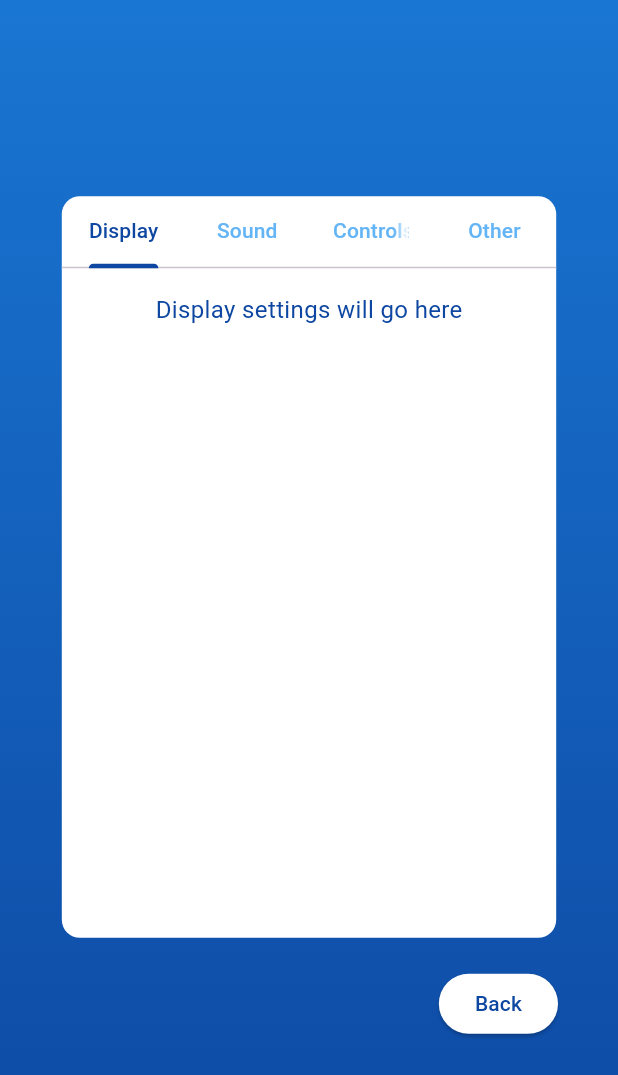
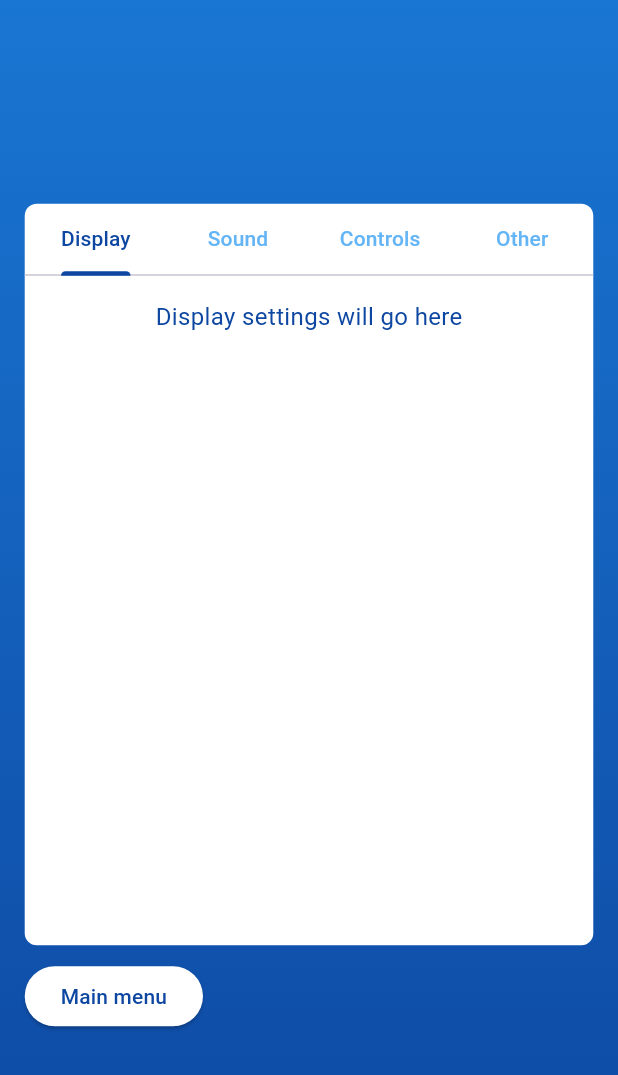
Before and after one commit to danieltrundlewtut/chockablock, a Flutter app: the screen it shows after launch, after a tap on "Options", on a phone screen of 412 x 824 dp. Shown: the top 1075 px of the screen. Run offline on Flutter 3.47's test engine with Material 3 defaults, Android fonts, the light colour scheme and no system bars.

Commit message:
Mostly small tweaks

```diff
--- a/lib/screens/menu/main_menu_screen.dart
+++ b/lib/screens/menu/main_menu_screen.dart
@@ -14,12 +14,13 @@ class _MainMenuScreenState extends State<MainMenuScreen> with SingleTickerProvid
   late Animation<Offset> _slideAnimation;
   Widget? _slidingContent;
   bool _isMenuVisible = true;
+  bool _slidingFromRight = false;
 
   @override
   void initState() {
     super.initState();
     _slideController = AnimationController(
-      duration: const Duration(milliseconds: 150),
+      duration: const Duration(milliseconds: 300),
       vsync: this,
     );
     _slideAnimation = Tween<Offset>(
@@ -31,10 +32,45 @@ class _MainMenuScreenState extends State<MainMenuScreen> with SingleTickerProvid
     ));
   }
 
-  @override
-  void dispose() {
-    _slideController.dispose();
-    super.dispose();
+  void _slideInOptions(Widget content) {
+    setState(() {
+      _slidingContent = content;
+      _slidingFromRight = false;
+      _slideAnimation = Tween<Offset>(
+        begin: const Offset(0, 0),
+        end: const Offset(-1.0, 0),
+      ).animate(CurvedAnimation(
+        parent: _slideController,
+        curve: Curves.easeInOut,
+      ));
+      _isMenuVisible = false;
+    });
+    _slideController.forward();
+  }
+
+  void _slideInHelp(Widget content) {
+    setState(() {
+      _slidingContent = content;
+      _slidingFromRight = true;
+      _slideAnimation = Tween<Offset>(
+        begin: const Offset(0, 0),
+        end: const Offset(1.0, 0),
+      ).animate(CurvedAnimation(
+        parent: _slideController,
+        curve: Curves.easeInOut,
+      ));
+      _isMenuVisible = false;
+    });
+    _slideController.forward();
+  }
+
+  void _returnToMainMenu() {
+    _slideController.reverse().then((_) {
+      setState(() {
+        _isMenuVisible = true;
+        _slidingContent = null;
+      });
+    });
   }
 
   void _showExitConfirmationDialog(BuildContext context) {
@@ -67,43 +103,13 @@ class _MainMenuScreenState extends State<MainMenuScreen> with SingleTickerProvid
     );
   }
 
-  void _slideToNewContent(Widget content, bool slideLeft) {
-    setState(() {
-      _slidingContent = content;
-      _slideAnimation = Tween<Offset>(
-        begin: const Offset(0, 0),
-        end: Offset(slideLeft ? -1.0 : 1.0, 0),
-      ).animate(CurvedAnimation(
-        parent: _slideController,
-        curve: Curves.easeInOut,
-      ));
-      _isMenuVisible = false;
-    });
-    _slideController.forward();
-  }
-
-  void _returnToMainMenu() {
-    _slideController.reverse().then((_) {
-      setState(() {
-        _isMenuVisible = true;
-        _slidingContent = null;
-      });
-    });
-  }
-
   List<Widget> _buildMenuButtons(double buttonHeight, BuildContext context) {
     final List<String> buttonTitles = ['Quick game', 'Setup game', 'Options', 'Help', 'Close'];
     final List<VoidCallback> actions = [
           () {}, // Quick game action
           () {}, // Setup game action
-          () => _slideToNewContent(
-        OptionsMenu(onBack: _returnToMainMenu),
-        true,
-      ),
-          () => _slideToNewContent(
-        HelpMenu(onBack: _returnToMainMenu),
-        false,
-      ),
+          () => _slideInOptions(OptionsMenu(onBack: _returnToMainMenu)),
+          () => _slideInHelp(HelpMenu(onBack: _returnToMainMenu)),
           () => _showExitConfirmationDialog(context),
     ];
 
@@ -188,7 +194,7 @@ class _MainMenuScreenState extends State<MainMenuScreen> with SingleTickerProvid
           if (!_isMenuVisible && _slidingContent != null)
             SlideTransition(
               position: Tween<Offset>(
-                begin: Offset(_slideAnimation.value.dx < 0 ? 1.0 : -1.0, 0),
+                begin: Offset(_slidingFromRight ? 1.0 : -1.0, 0),
                 end: const Offset(0, 0),
               ).animate(_slideController),
               child: _slidingContent!,
--- a/lib/screens/menu/options_menu.dart
+++ b/lib/screens/menu/options_menu.dart
@@ -22,16 +22,17 @@ class _OptionsMenuState extends State<OptionsMenu> {
 
   @override
   Widget build(BuildContext context) {
-    return Center(
+    return Padding(
+      padding: EdgeInsets.symmetric(horizontal: MediaQuery.of(context).size.width * 0.04),
       child: Column(
         mainAxisAlignment: MainAxisAlignment.center,
         children: [
           Container(
-            width: MediaQuery.of(context).size.width * 0.8,
+            width: double.infinity,
             height: MediaQuery.of(context).size.height * 0.6,
             decoration: BoxDecoration(
               color: Colors.white,
-              borderRadius: BorderRadius.circular(12),
+              borderRadius: BorderRadius.circular(8),
             ),
             child: Column(
               children: [
@@ -66,19 +67,16 @@ class _OptionsMenuState extends State<OptionsMenu> {
               ],
             ),
           ),
-          const SizedBox(height: 20),
+          const SizedBox(height: 10),
           Align(
-            alignment: Alignment.bottomRight,
-            child: Padding(
-              padding: const EdgeInsets.only(right: 40),
-              child: ElevatedButton(
-                onPressed: widget.onBack,
-                style: ElevatedButton.styleFrom(
-                  backgroundColor: Colors.white,
-                  foregroundColor: Colors.blue.shade900,
-                ),
-                child: const Text('Back'),
+            alignment: Alignment.centerLeft,
+            child: ElevatedButton(
+              onPressed: widget.onBack,
+              style: ElevatedButton.styleFrom(
+                backgroundColor: Colors.white,
+                foregroundColor: Colors.blue.shade900,
               ),
+              child: const Text('Main menu'),
             ),
           ),
         ],
```
Also changed, not shown: lib/screens/menu/help_menu.dart (+12 -15 lines).
